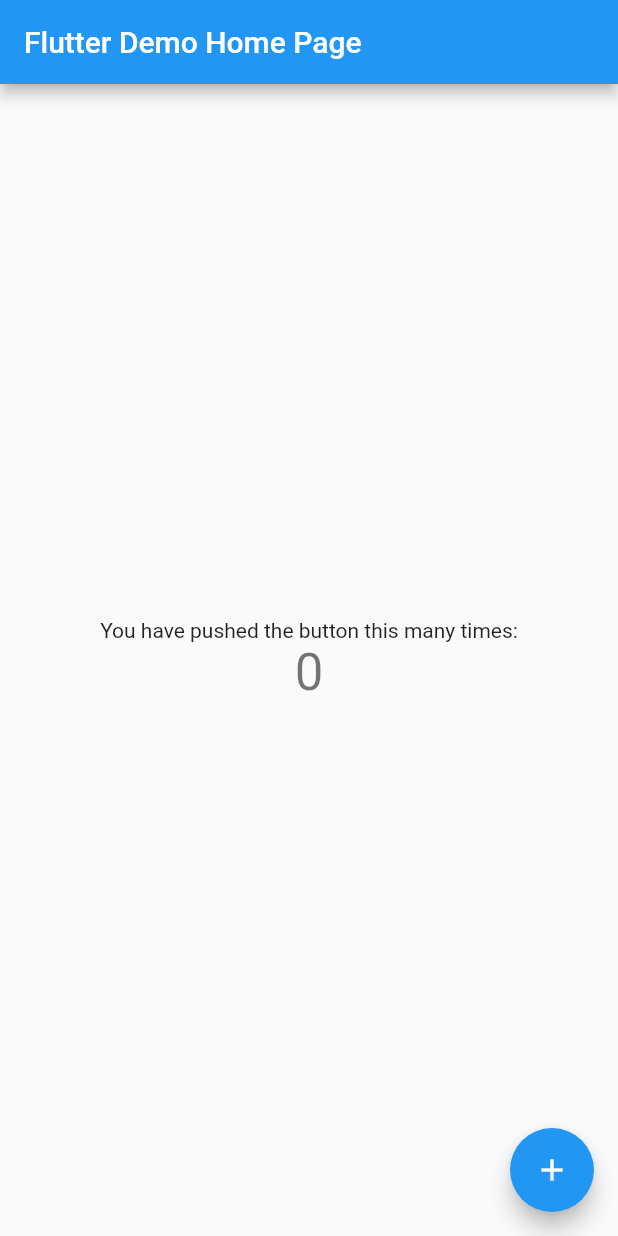
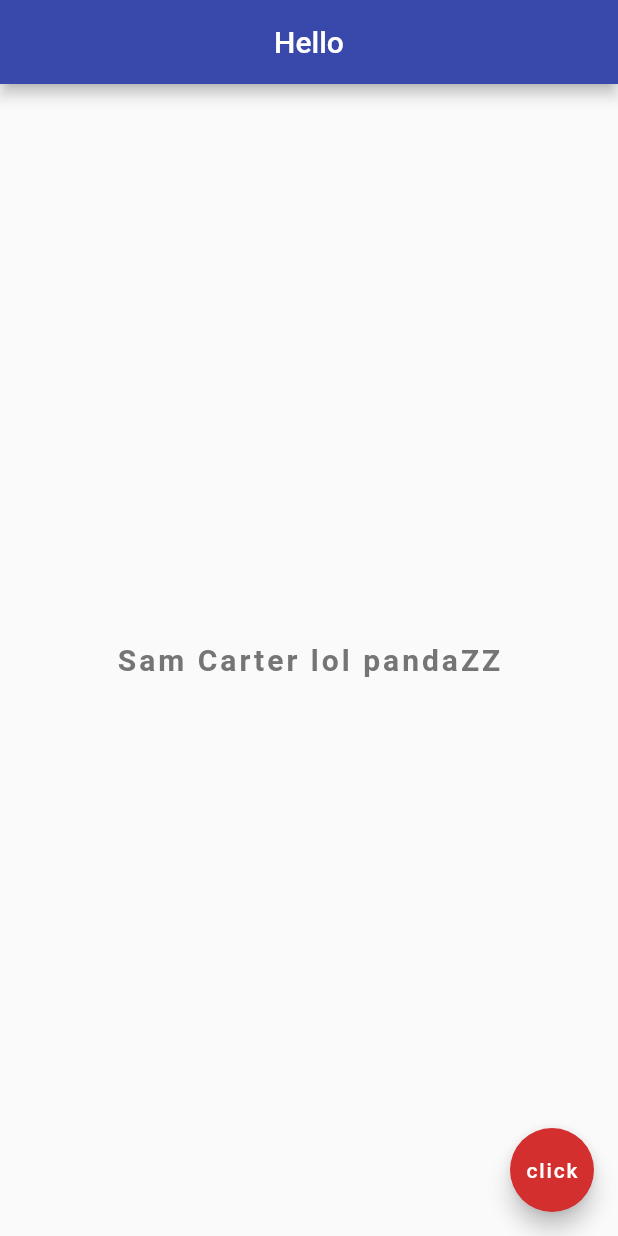
Before and after one commit to samhcarter/flutter_test_1, a Flutter app: the screen it shows after launch, on a phone screen of 412 x 824 dp. Run offline on Flutter 3.47's test engine with Material 2 defaults, Android fonts, the phone set to English and light mode, and no system bars.

Commit message:
first scaffold and other things

```diff
--- a/lib/main.dart
+++ b/lib/main.dart
@@ -1,113 +1,38 @@
 import 'package:flutter/material.dart';
 
-void main() {
-  runApp(MyApp());
+void main() => runApp(MaterialApp(
+  home: Home()
+));
+
+void nothing(){
+
 }
 
-class MyApp extends StatelessWidget {
-  // This widget is the root of your application.
+class Home extends StatelessWidget {
   @override
   Widget build(BuildContext context) {
-    return MaterialApp(
-      title: 'Flutter Demo',
-      theme: ThemeData(
-        // This is the theme of your application.
-        //
-        // Try running your application with "flutter run". You'll see the
-        // application has a blue toolbar. Then, without quitting the app, try
-        // changing the primarySwatch below to Colors.green and then invoke
-        // "hot reload" (press "r" in the console where you ran "flutter run",
-        // or simply save your changes to "hot reload" in a Flutter IDE).
-        // Notice that the counter didn't reset back to zero; the application
-        // is not restarted.
-        primarySwatch: Colors.blue,
+    return Scaffold(
+      appBar: AppBar(
+        title: Text('Hello'),
+        centerTitle: true,
+        backgroundColor: Colors.indigo[600],
       ),
-      home: MyHomePage(title: 'Flutter Demo Home Page'),
+      body: Center(
+        child: Text(
+          'Sam Carter lol pandaZZ',
+          style: TextStyle(
+            fontSize: 20.0,
+            fontWeight: FontWeight.bold,
+            letterSpacing: 2.0,
+            color: Colors.grey[600],
+          ),
+        ),
+      ),
+      floatingActionButton: FloatingActionButton(
+        child: Text('click'),
+        onPressed: nothing,
+        backgroundColor: Colors.red[700],
+      ),
     );
   }
 }
-
-class MyHomePage extends StatefulWidget {
-  MyHomePage({Key? key, required this.title}) : super(key: key);
-
-  // This widget is the home page of your application. It is stateful, meaning
-  // that it has a State object (defined below) that contains fields that affect
-  // how it looks.
-
-  // This class is the configuration for the state. It holds the values (in this
-  // case the title) provided by the parent (in this case the App widget) and
-  // used by the build method of the State. Fields in a Widget subclass are
-  // always marked "final".
-
-  final String title;
-
-  @override
-  _MyHomePageState createState() => _MyHomePageState();
-}
-
-class _MyHomePageState extends State<MyHomePage> {
-  int _counter = 0;
-
-  void _incrementCounter() {
-    setState(() {
-      // This call to setState tells the Flutter framework that something has
-      // changed in this State, which causes it to rerun the build method below
-      // so that the display can reflect the updated values. If we changed
-      // _counter without calling setState(), then the build method would not be
-      // called again, and so nothing would appear to happen.
-      _counter++;
-    });
-  }
-
-  @override
-  Widget build(BuildContext context) {
-    // This method is rerun every time setState is called, for instance as done
-    // by the _incrementCounter method above.
-    //
-    // The Flutter framework has been optimized to make rerunning build methods
-    // fast, so that you can just rebuild anything that needs updating rather
-    // than having to individually change instances of widgets.
-    return Scaffold(
-      appBar: AppBar(
-        // Here we take the value from the MyHomePage object that was created by
-        // the App.build method, and use it to set our appbar title.
-        title: Text(widget.title),
-      ),
-      body: Center(
-        // Center is a layout widget. It takes a single child and positions it
-        // in the middle of the parent.
-        child: Column(
-          // Column is also a layout widget. It takes a list of children and
-          // arranges them vertically. By default, it sizes itself to fit its
-          // children horizontally, and tries to be as tall as its parent.
-          //
-          // Invoke "debug painting" (press "p" in the console, choose the
-          // "Toggle Debug Paint" action from the Flutter Inspector in Android
-          // Studio, or the "Toggle Debug Paint" command in Visual Studio Code)
-          // to see the wireframe for each widget.
-          //
-          // Column has various properties to control how it sizes itself and
-          // how it positions its children. Here we use mainAxisAlignment to
-          // center the children vertically; the main axis here is the vertical
-          // axis because Columns are vertical (the cross axis would be
-          // horizontal).
-          mainAxisAlignment: MainAxisAlignment.center,
-          children: <Widget>[
-            Text(
-              'You have pushed the button this many times:',
-            ),
-            Text(
-              '$_counter',
-              style: Theme.of(context).textTheme.headline4,
-            ),
-          ],
-        ),
-      ),
-      floatingActionButton: FloatingActionButton(
-        onPressed: _incrementCounter,
-        tooltip: 'Increment',
-        child: Icon(Icons.add),
-      ), // This trailing comma makes auto-formatting nicer for build methods.
-    );
-  }
-}
```
